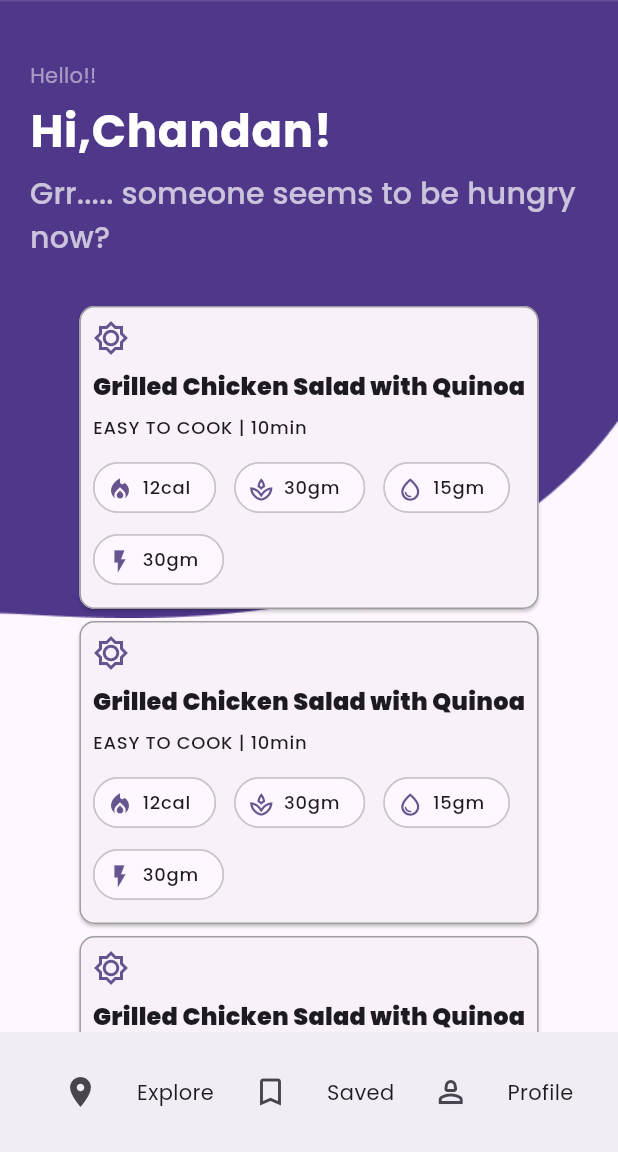
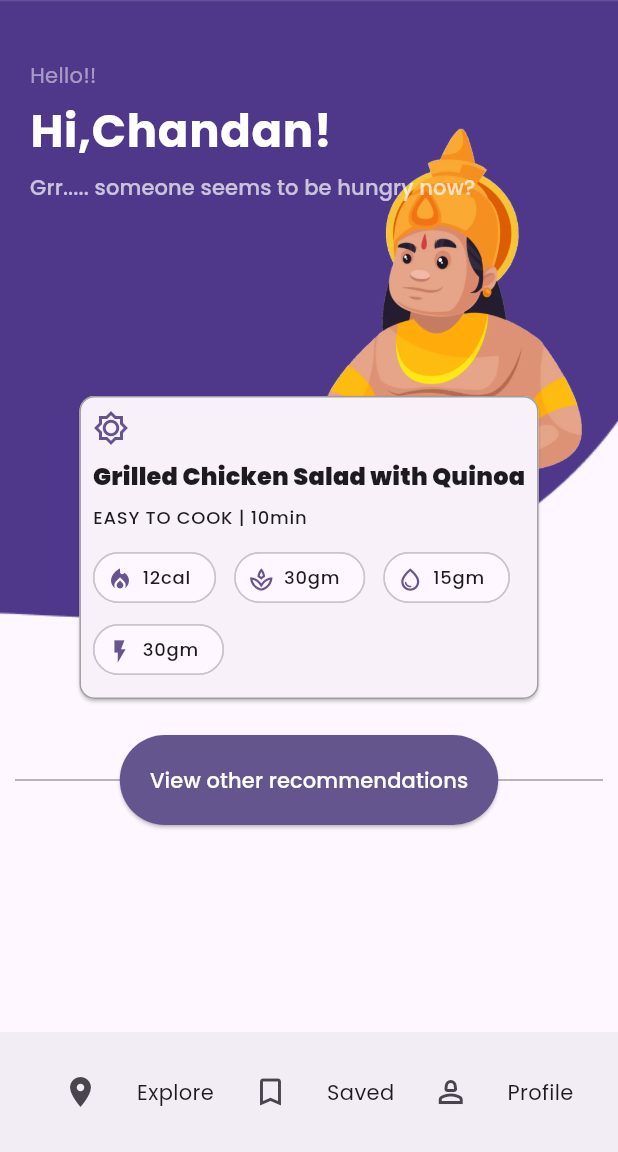
Before and after one commit to ChandanKhamitkar/trinetra_vallabh, a Flutter app: the screen it shows after launch, on a phone screen of 412 x 824 dp, the part 84-1236 px from its top. Run offline on Flutter 3.47's test engine with Material 3 defaults, Android fonts, the phone set to English and light mode, and no system bars; our stand-ins replace cloud_firestore, firebase_auth, firebase_core, flutter_svg, google_fonts, google_sign_in and 1 more; accounts and stored records are empty.

Commit message:
Added avatar + view other recommendations button
Signed-off-by: unknown <khamitkarsaichandan1035@gmail.com>

```diff
--- /dev/null
+++ b/devtools_options.yaml
@@ -0,0 +1,3 @@
+description: This file stores settings for Dart & Flutter DevTools.
+documentation: https://docs.flutter.dev/tools/devtools/extensions#configure-extension-enablement-states
+extensions:
--- a/lib/UI/screens/home_screen.dart
+++ b/lib/UI/screens/home_screen.dart
@@ -29,46 +29,46 @@ class _HomeScreenPageState extends State<HomeScreenPage> {
         "fat": "15gm",
         "cys": "30gm",
       },
-      {
-        "meal": "Grilled Chicken Salad with Quinoa",
-        "day": "EASY TO COOK | 10min",
-        "protien": "12cal",
-        "carbs": "30gm",
-        "fat": "15gm",
-        "cys": "30gm",
-      },
-      {
-        "meal": "Grilled Chicken Salad with Quinoa",
-        "day": "EASY TO COOK | 10min",
-        "protien": "12cal",
-        "carbs": "30gm",
-        "fat": "15gm",
-        "cys": "30gm",
-      },
-      {
-        "meal": "Grilled Chicken Salad with Quinoa",
-        "day": "EASY TO COOK | 10min",
-        "protien": "12cal",
-        "carbs": "30gm",
-        "fat": "15gm",
-        "cys": "30gm",
-      },
-      {
-        "meal": "Grilled Chicken Salad with Quinoa",
-        "day": "EASY TO COOK | 10min",
-        "protien": "12cal",
-        "carbs": "30gm",
-        "fat": "15gm",
-        "cys": "30gm",
-      },
-      {
-        "meal": "Grilled Chicken Salad with Quinoa",
-        "day": "EASY TO COOK | 10min",
-        "protien": "12cal",
-        "carbs": "30gm",
-        "fat": "15gm",
-        "cys": "30gm",
-      },
+      // {
+      //   "meal": "Grilled Chicken Salad with Quinoa",
+      //   "day": "EASY TO COOK | 10min",
+      //   "protien": "12cal",
+      //   "carbs": "30gm",
+      //   "fat": "15gm",
+      //   "cys": "30gm",
+      // },
+      // {
+      //   "meal": "Grilled Chicken Salad with Quinoa",
+      //   "day": "EASY TO COOK | 10min",
+      //   "protien": "12cal",
+      //   "carbs": "30gm",
+      //   "fat": "15gm",
+      //   "cys": "30gm",
+      // },
+      // {
+      //   "meal": "Grilled Chicken Salad with Quinoa",
+      //   "day": "EASY TO COOK | 10min",
+      //   "protien": "12cal",
+      //   "carbs": "30gm",
+      //   "fat": "15gm",
+      //   "cys": "30gm",
+      // },
+      // {
+      //   "meal": "Grilled Chicken Salad with Quinoa",
+      //   "day": "EASY TO COOK | 10min",
+      //   "protien": "12cal",
+      //   "carbs": "30gm",
+      //   "fat": "15gm",
+      //   "cys": "30gm",
+      // },
+      // {
+      //   "meal": "Grilled Chicken Salad with Quinoa",
+      //   "day": "EASY TO COOK | 10min",
+      //   "protien": "12cal",
+      //   "carbs": "30gm",
+      //   "fat": "15gm",
+      //   "cys": "30gm",
+      // },
     ];
   }
 
@@ -97,6 +97,15 @@ class _HomeScreenPageState extends State<HomeScreenPage> {
               fit: BoxFit.fill,
             ),
           ),
+          Positioned(
+            top: 0,
+            right: 10,
+            child: Image.asset(
+              'images/av-three.png',
+              width: 330,
+              height: 440,
+            ),
+          ),
           Padding(
             padding: const EdgeInsets.only(top: 40, left: 20),
             child: Column(
@@ -123,7 +132,6 @@ class _HomeScreenPageState extends State<HomeScreenPage> {
                     'Grr..... someone seems to be hungry now?',
                     style: Theme.of(context).textTheme.titleSmall?.copyWith(
                           color: Colors.white.withOpacity(0.7),
-                          fontSize: 20,
                         ),
                   )
                 ]),
@@ -132,7 +140,7 @@ class _HomeScreenPageState extends State<HomeScreenPage> {
             alignment: Alignment.center,
             child: Padding(
               padding: const EdgeInsets.only(
-                  left: 10.0, right: 10.0, bottom: 40.0, top: 200),
+                  left: 10.0, right: 10.0, bottom: 40.0, top: 260),
               child: ListView.builder(
                   physics: const NeverScrollableScrollPhysics(),
                   shrinkWrap: true,
@@ -232,6 +240,30 @@ class _HomeScreenPageState extends State<HomeScreenPage> {
                             ),
                           ),
                         ),
+                        SizedBox(
+                          height: 20,
+                        ),
+                        Stack(
+                          alignment: Alignment.center,
+                          children: [
+                            Divider(color: Colors.grey),
+                            Positioned(
+                                child: ElevatedButton(
+                                    style: ElevatedButton.styleFrom(
+                                      backgroundColor: Color(0xff65558F),
+                                      foregroundColor: Colors.white,
+                                      padding: EdgeInsets.all(20),
+                                    ),
+                                    onPressed: () {},
+                                    child: Text(
+                                      'View other recommendations',
+                                      style: Theme.of(context)
+                                          .textTheme
+                                          .labelLarge
+                                          ?.copyWith(color: Colors.white),
+                                    )))
+                          ],
+                        )
                       ],
                     );
                   }),
```
